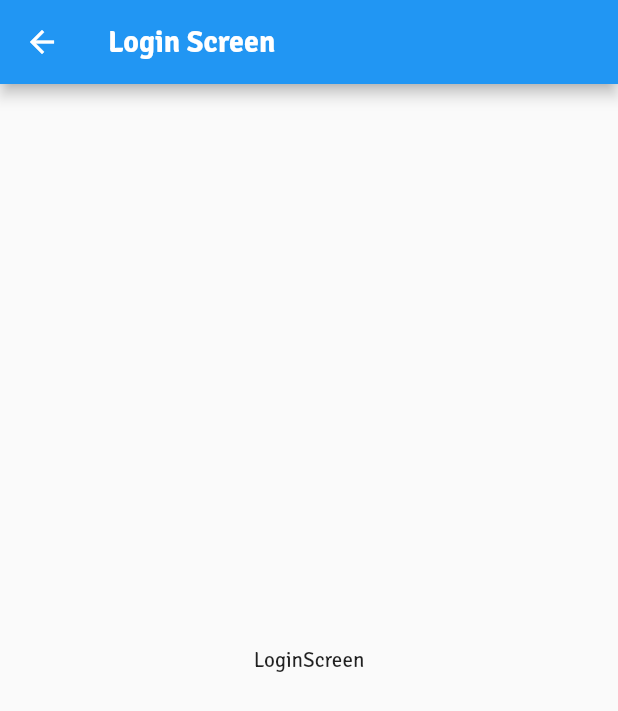
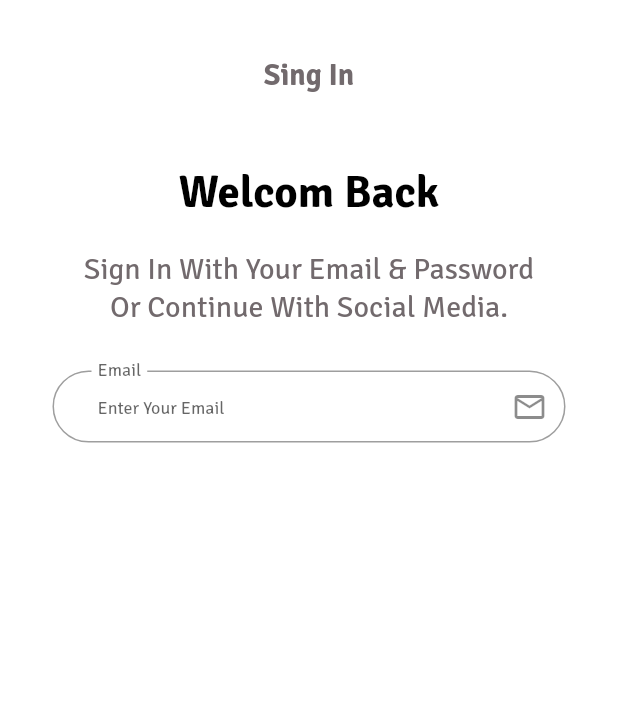
Before and after one commit to mahmoudAbdelraheem/matgary, a Flutter app: the LoginScreen screen opened by its route, on a phone screen of 412 x 824 dp. Shown: the top 711 px of the screen. Run offline on Flutter 3.47's test engine with Material 3 defaults, Android fonts, the light colour scheme and no system bars; our stand-ins replace get, shared_preferences; accounts and stored records are empty.

Commit message:
login Screen UI

```diff
--- a/lib/core/constant/localizaion_keys.dart
+++ b/lib/core/constant/localizaion_keys.dart
@@ -15,4 +15,11 @@ class LocalizationKeys {
 
   static const String onBoardingTitleFour = 'onBoardingTitleFour';
   static const String onBoardingBodyFour = 'onBoardingBodyFour';
+
+  //! keys for On Sign In Screen
+  static const String signIn = 'signIn';
+  static const String welcom = 'welcom';
+  static const String bodyMessage = 'bodyMessage';
+  static const String emailLable = 'emailLable';
+  static const String emailHint = 'emailHint';
 }
--- a/lib/core/localization/translation.dart
+++ b/lib/core/localization/translation.dart
@@ -21,6 +21,14 @@ class MyTranslation extends Translations {
           LocalizationKeys.onBoardingTitleFour: 'توصيل سريع',
           LocalizationKeys.onBoardingBodyFour: 'توصيل المنتجات بأسرع وقت.',
           LocalizationKeys.continueBtn: 'التالى',
+
+          //? Sing In Screen
+          LocalizationKeys.signIn: 'تسجيل دخول',
+          LocalizationKeys.welcom: 'أهلا بعودتك',
+          LocalizationKeys.bodyMessage:
+              'يمكنك تسجيل دخول بالإميل والباسورد\nأو يمكنك الإستمرار بإستخدام\nوسائل التواصل الإجتماعية.',
+          LocalizationKeys.emailLable: 'الإميل',
+          LocalizationKeys.emailHint: 'أدخل الإميل الخاص بك',
         },
         'en': {
           //? choose language screen
@@ -40,6 +48,14 @@ class MyTranslation extends Translations {
           LocalizationKeys.onBoardingBodyFour:
               'Reliable And Fast Delivery. We\nDeliver Your product the fastest\nway possible.',
           LocalizationKeys.continueBtn: 'Continue',
+
+          //? Sing In Screen
+          LocalizationKeys.signIn: 'Sing In',
+          LocalizationKeys.welcom: 'Welcom Back',
+          LocalizationKeys.bodyMessage:
+              'Sign In With Your Email & Password\nOr Continue With Social Media.',
+          LocalizationKeys.emailLable: 'Email',
+          LocalizationKeys.emailHint: 'Enter Your Email',
         },
       };
 }
--- a/lib/main.dart
+++ b/lib/main.dart
@@ -4,6 +4,7 @@ import 'package:matgary/app_routes.dart';
 import 'package:matgary/core/constant/app_theme.dart';
 import 'package:matgary/core/localization/change_local.dart';
 import 'package:matgary/core/localization/translation.dart';
+// import 'package:matgary/view/screen/auth/login_screen.dart';
 import 'package:matgary/view/screen/choose_language_screen.dart';
 
 import 'core/services/my_services.dart';
--- a/lib/view/screen/auth/login_screen.dart
+++ b/lib/view/screen/auth/login_screen.dart
@@ -1,4 +1,7 @@
 import 'package:flutter/material.dart';
+import 'package:get/get.dart';
+import 'package:matgary/core/constant/app_colors.dart';
+import 'package:matgary/core/constant/localizaion_keys.dart';
 
 class LoginScreen extends StatelessWidget {
   const LoginScreen({super.key});
@@ -6,10 +9,62 @@ class LoginScreen extends StatelessWidget {
   @override
   Widget build(BuildContext context) {
     return Scaffold(
-      appBar: AppBar(title: const Text('Login Screen')),
-      body: const Center(
-        child: Text('LoginScreen'),
+      backgroundColor: Colors.white,
+      appBar: _buildAppBar(context),
+      body: ListView(
+        padding: const EdgeInsets.symmetric(vertical: 10, horizontal: 35),
+        children: <Widget>[
+          Text(
+            LocalizationKeys.welcom.tr,
+            style: TextStyle(
+              fontSize: 30,
+              color: AppColors.myBlack,
+              fontWeight: FontWeight.bold,
+            ),
+            textAlign: TextAlign.center,
+          ),
+          const SizedBox(height: 20),
+          Text(
+            LocalizationKeys.bodyMessage.tr,
+            style: TextStyle(
+              fontSize: 20,
+              color: AppColors.myGrey,
+            ),
+            textAlign: TextAlign.center,
+          ),
+          const SizedBox(height: 30),
+          TextFormField(
+            decoration: InputDecoration(
+              contentPadding:
+                  const EdgeInsets.symmetric(vertical: 5, horizontal: 30),
+              floatingLabelBehavior: FloatingLabelBehavior.always,
+              label: Text(LocalizationKeys.emailLable.tr),
+              hintText: LocalizationKeys.emailHint.tr,
+              suffixIcon: const Icon(Icons.email_outlined),
+              hintStyle: const TextStyle(fontSize: 12),
+              border: OutlineInputBorder(
+                borderRadius: BorderRadius.circular(30),
+              ),
+            ),
+          )
+        ],
       ),
     );
   }
+
+  AppBar _buildAppBar(BuildContext context) {
+    return AppBar(
+      centerTitle: true,
+      title: Text(
+        LocalizationKeys.signIn.tr,
+        style: Theme.of(context)
+            .textTheme
+            .titleLarge!
+            .copyWith(color: AppColors.myGrey),
+      ),
+      backgroundColor: Colors.white,
+      elevation: 0.0,
+      toolbarHeight: 100,
+    );
+  }
 }
```
